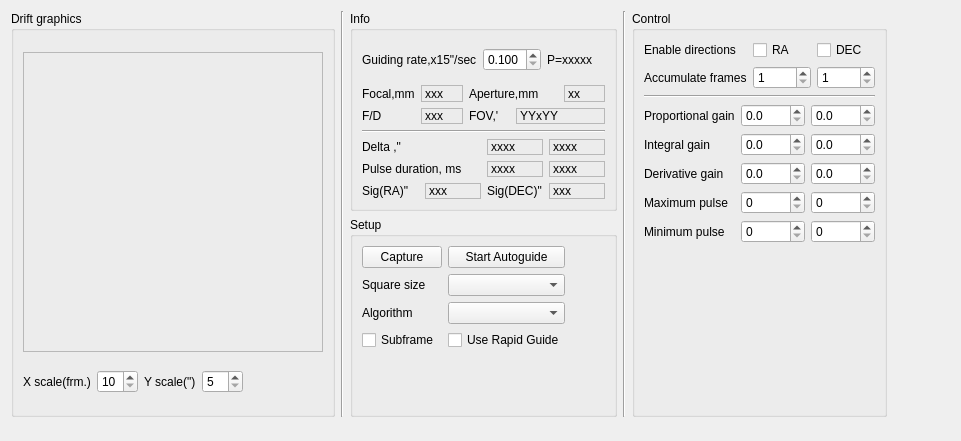
Above: kstars/ekos/guide/guider.ui from KDE/kstars before the change. Below: the same form after it.
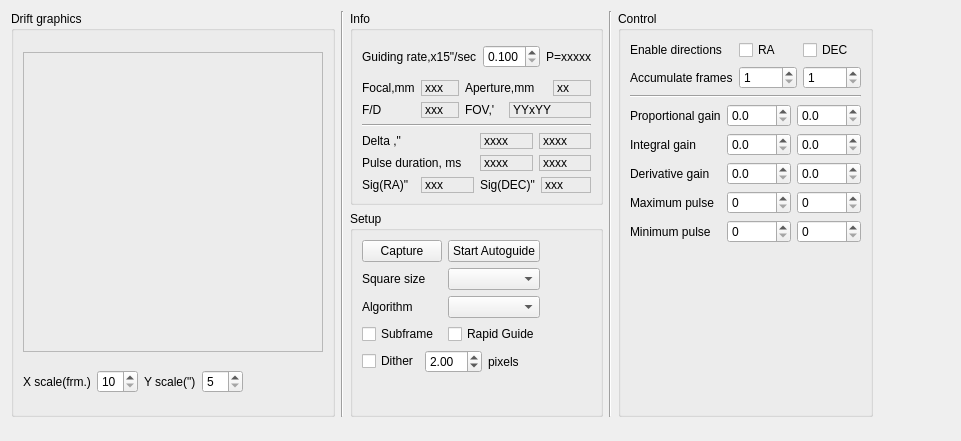
That is the form after the change.

Patch:
```diff
--- a/kstars/ekos/guide/guider.ui
+++ b/kstars/ekos/guide/guider.ui
@@ -453,9 +453,9 @@
          </property>
          <layout class="QVBoxLayout" name="verticalLayout_7">
           <item>
-           <layout class="QHBoxLayout" name="horizontalLayout_8">
+           <layout class="QHBoxLayout" name="horizontalLayout_9">
             <item>
-             <layout class="QFormLayout" name="formLayout">
+             <layout class="QGridLayout" name="gridLayout_5">
               <item row="0" column="0">
                <widget class="QPushButton" name="captureB">
                 <property name="text">
@@ -503,10 +503,47 @@
               <item row="3" column="1">
                <widget class="QCheckBox" name="kfcg_useRapidGuide">
                 <property name="text">
-                 <string>Use Rapid Guide</string>
+                 <string>Rapid Guide</string>
                 </property>
                </widget>
               </item>
+              <item row="4" column="0" colspan="2">
+               <layout class="QHBoxLayout" name="horizontalLayout_8">
+                <item>
+                 <widget class="QCheckBox" name="kcfg_useDither">
+                  <property name="toolTip">
+                   <string>Subframe the image around the guide star</string>
+                  </property>
+                  <property name="text">
+                   <string>Dither</string>
+                  </property>
+                 </widget>
+                </item>
+                <item>
+                 <widget class="QDoubleSpinBox" name="kcfg_ditherPixels">
+                  <property name="minimum">
+                   <double>0.100000000000000</double>
+                  </property>
+                  <property name="maximum">
+                   <double>10.000000000000000</double>
+                  </property>
+                  <property name="singleStep">
+                   <double>0.100000000000000</double>
+                  </property>
+                  <property name="value">
+                   <double>2.000000000000000</double>
+                  </property>
+                 </widget>
+                </item>
+                <item>
+                 <widget class="QLabel" name="l_22">
+                  <property name="text">
+                   <string>pixels</string>
+                  </property>
+                 </widget>
+                </item>
+               </layout>
+              </item>
              </layout>
             </item>
             <item>
```
